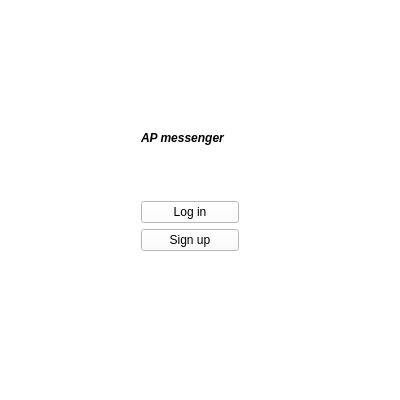
The window that Entrance/entrancepage.ui (imanzk/Messanger-Application) describes before a commit, drawn with Qt 5.
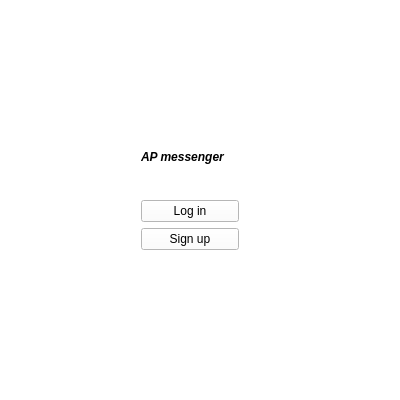
The same window after the commit.

Diff of the .ui file:
```diff
--- a/Entrance/entrancepage.ui
+++ b/Entrance/entrancepage.ui
@@ -67,6 +67,9 @@
            <property name="orientation">
             <enum>Qt::Vertical</enum>
            </property>
+           <property name="sizeType">
+            <enum>QSizePolicy::Preferred</enum>
+           </property>
            <property name="sizeHint" stdset="0">
             <size>
              <width>98</width>
```
